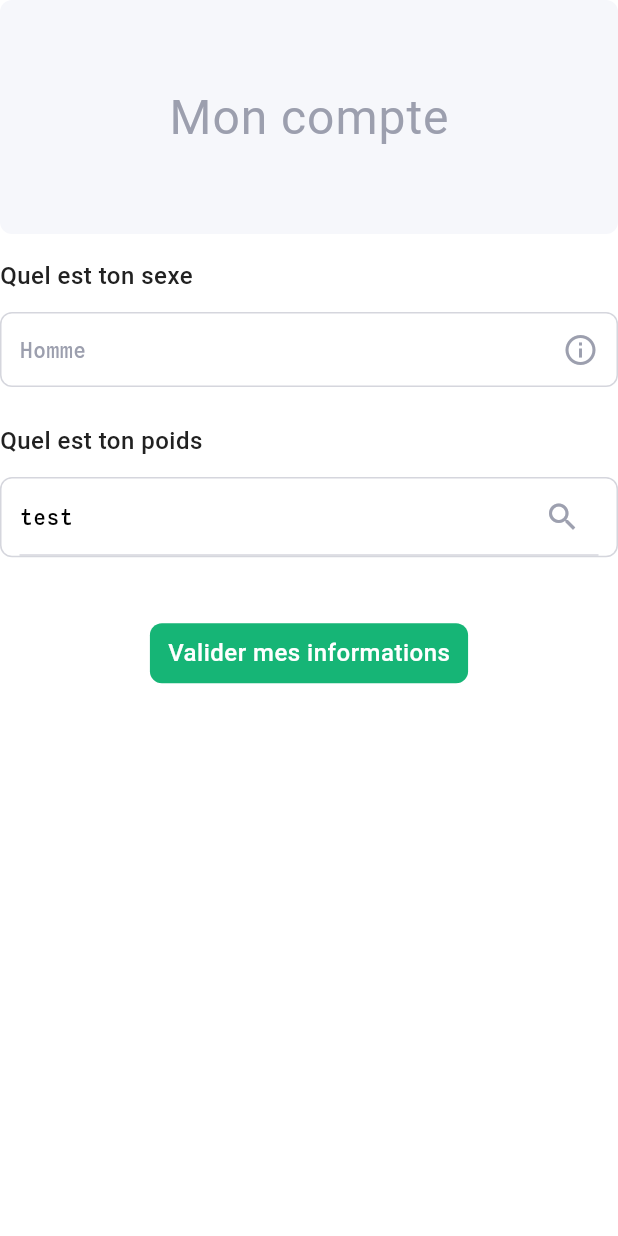
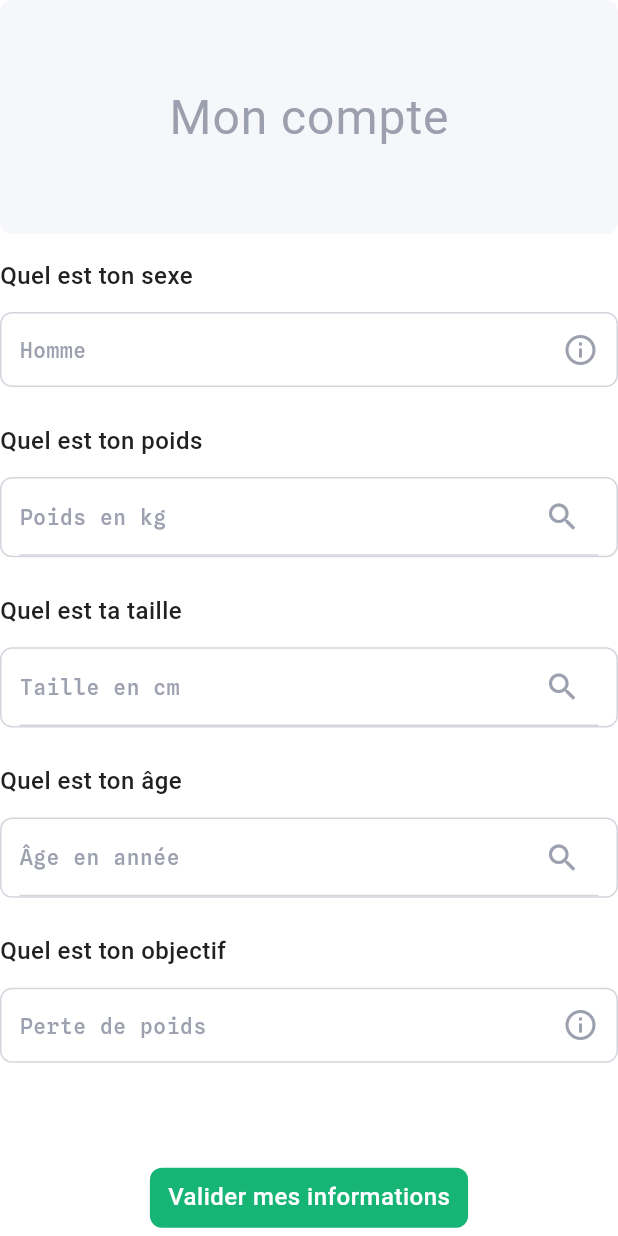
Before and after one commit to MaximeLemesle/Compteur-de-calories, a Flutter app: the AccountView widget shown alone on an empty page, opened directly, on a phone screen of 412 x 824 dp. Run offline on Flutter 3.47's test engine with Material 3 defaults, Android fonts, the phone set to English and light mode, and no system bars; our stand-ins replace countup, flutter_bloc, percent_indicator, shared_preferences; accounts and stored records are empty; Roboto replaces fonts that are missing (Dela Gothic One).

Commit message:
🎨 Add design input for account_view.dart | 03/05

```diff
--- a/lib/ui/views/account_view.dart
+++ b/lib/ui/views/account_view.dart
@@ -1,4 +1,5 @@
 import 'package:compteur_cal/ui/widget/button.dart';
+import 'package:compteur_cal/ui/widget/info_section.dart';
 import 'package:flutter/material.dart';
 
 class AccountView extends StatefulWidget {
@@ -9,7 +10,8 @@ class AccountView extends StatefulWidget {
 }
 
 class _AccountViewState extends State<AccountView> {
-  String? selectedGender;
+  String selectedGender = 'Homme';
+  String selectedGoal = 'Perte de poids';
 
   @override
   Widget build(BuildContext context) {
@@ -41,40 +43,17 @@ class _AccountViewState extends State<AccountView> {
           child: Column(
             children: [
               /// Choix du sexe
-              Column(
-                crossAxisAlignment: CrossAxisAlignment.start,
-                children: [
-                  /// Label
-                  Text(
-                    'Quel est ton sexe',
-                    style: Theme.of(context).textTheme.titleMedium,
-                  ),
-
-                  const SizedBox(
-                    height: 12,
-                  ),
-
-                  /// Select
-                  Container(
-                    padding: const EdgeInsets.symmetric(horizontal: 12),
-                    decoration: ShapeDecoration(
-                      color: Theme.of(context).colorScheme.background,
-                      shape: RoundedRectangleBorder(
-                        side: BorderSide(
-                            width: 1,
-                            color: Theme.of(context).colorScheme.outline),
-                        borderRadius: BorderRadius.circular(8),
-                      ),
-                    ),
-                    child: DropdownButton<String>(
-                      value: selectedGender ?? 'Homme',
+              InfoSection(
+                inputLabel: "Quel est ton sexe",
+                inputType: DropdownButton<String>(
+                  value: selectedGender,
                   items: const [
                     DropdownMenuItem(value: 'Homme', child: Text('Homme')),
                     DropdownMenuItem(value: 'Femme', child: Text('Femme')),
                   ],
-                      onChanged: (String? value) {
+                  onChanged: (value) {
                     setState(() {
-                          selectedGender = value;
+                      selectedGender = value!;
                     });
                   },
                   icon: Icon(
@@ -93,50 +72,113 @@ class _AccountViewState extends State<AccountView> {
                 height: 24,
               ),
 
-                  /// Label
-                  Text(
-                    'Quel est ton poids',
-                    style: Theme.of(context).textTheme.titleMedium,
-                  ),
-
-                  const SizedBox(
-                    height: 12,
-                  ),
-
-                  /// Select
-                  Container(
-                    padding: const EdgeInsets.symmetric(horizontal: 12),
-                    decoration: ShapeDecoration(
-                      color: Theme.of(context).colorScheme.background,
-                      shape: RoundedRectangleBorder(
-                        side: BorderSide(
-                            width: 1,
-                            color: Theme.of(context).colorScheme.outline),
-                        borderRadius: BorderRadius.circular(8),
-                      ),
-                    ),
-                    child: TextField(
+              /// Choix du poids
+              InfoSection(
+                inputLabel: "Quel est ton poids",
+                inputType: TextField(
                   decoration: InputDecoration(
                     suffixIcon: Icon(
                       Icons.search,
                       color: Theme.of(context).colorScheme.secondary,
                     ),
-                        labelText: 'test',
+                    labelText: 'Poids en kg',
+                    labelStyle: TextStyle(
+                      color: Theme.of(context)
+                          .colorScheme
+                          .secondary, // Change the labelText color to red
                     ),
+                  ),
+                ),
+              ),
+
+              /// Séparateur
+              const SizedBox(
+                height: 24,
+              ),
+
+              /// Choix de la taille
+              InfoSection(
+                inputLabel: "Quel est ta taille",
+                inputType: TextField(
+                  decoration: InputDecoration(
+                    suffixIcon: Icon(
+                      Icons.search,
+                      color: Theme.of(context).colorScheme.secondary,
+                    ),
+                    labelText: 'Taille en cm',
+                    labelStyle: TextStyle(
+                      color: Theme.of(context)
+                          .colorScheme
+                          .secondary, // Change the labelText color to red
+                    ),
+                  ),
+                ),
+              ),
+
+              /// Séparateur
+              const SizedBox(
+                height: 24,
+              ),
+
+              /// Choix du poids
+              InfoSection(
+                inputLabel: "Quel est ton âge",
+                inputType: TextField(
+                  decoration: InputDecoration(
+                    suffixIcon: Icon(
+                      Icons.search,
+                      color: Theme.of(context).colorScheme.secondary,
+                    ),
+                    labelText: 'Âge en année',
+                    labelStyle: TextStyle(
+                      color: Theme.of(context)
+                          .colorScheme
+                          .secondary, // Change the labelText color to red
+                    ),
+                  ),
+                ),
+              ),
+
+              /// Séparateur
+              const SizedBox(
+                height: 24,
+              ),
+
+              /// Choix de l'objectif
+              InfoSection(
+                inputLabel: "Quel est ton objectif",
+                inputType: DropdownButton<String>(
+                  value: selectedGoal,
+                  items: const [
+                    DropdownMenuItem(
+                        value: 'Perte de poids', child: Text('Perte de poids')),
+                    DropdownMenuItem(
+                        value: 'Prise de masse', child: Text('Prise de masse')),
+                    DropdownMenuItem(
+                        value: 'Maintient calorique',
+                        child: Text('Maintient calorique')),
+                  ],
+                  onChanged: (value) {
+                    setState(() {
+                      selectedGoal = value!;
+                    });
+                  },
+                  icon: Icon(
+                    Icons.info_outline,
+                    color: Theme.of(context).colorScheme.outlineVariant,
+                  ),
+                  isExpanded: true,
+                  style: Theme.of(context).textTheme.bodyLarge?.copyWith(
+                      color: Theme.of(context).colorScheme.outlineVariant),
+                  underline: Container(),
                 ),
               ),
             ],
           ),
+        ),
 
-              /// Espace
         const SizedBox(
-                height: 24,
-              )
-
-              /// Choix du poids
-              ///
-            ],
-          ),
+          height: 50,
         ),
 
         Row(
@@ -152,10 +194,6 @@ class _AccountViewState extends State<AccountView> {
             ),
           ],
         ),
-
-        const SizedBox(
-          height: 75,
-        ),
       ],
     );
   }
--- /dev/null
+++ b/lib/ui/widget/info_section.dart
@@ -0,0 +1,42 @@
+import 'package:flutter/material.dart';
+
+class InfoSection extends StatelessWidget {
+  final String inputLabel;
+  final Widget inputType;
+
+  const InfoSection({
+    super.key,
+    required this.inputLabel,
+    required this.inputType,
+  });
+
+  @override
+  Widget build(BuildContext context) {
+    return Column(
+      crossAxisAlignment: CrossAxisAlignment.start,
+      children: [
+        Text(
+          inputLabel,
+          style: Theme.of(context).textTheme.titleMedium,
+        ),
+
+        const SizedBox(
+          height: 12,
+        ),
+
+        /// Select
+        Container(
+            padding: const EdgeInsets.symmetric(horizontal: 12),
+            decoration: ShapeDecoration(
+              color: Theme.of(context).colorScheme.background,
+              shape: RoundedRectangleBorder(
+                side: BorderSide(
+                    width: 1, color: Theme.of(context).colorScheme.outline),
+                borderRadius: BorderRadius.circular(8),
+              ),
+            ),
+            child: inputType),
+      ],
+    );
+  }
+}
```
Lines whose indentation alone changed are shown as unchanged.
